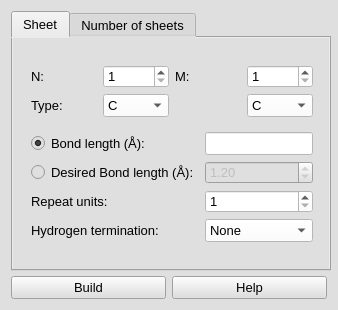
This is furiousatoms/forms/graphene.ui in nasimanousheh/furious-atoms as Qt 5 draws it before an edit. The edited form follows.
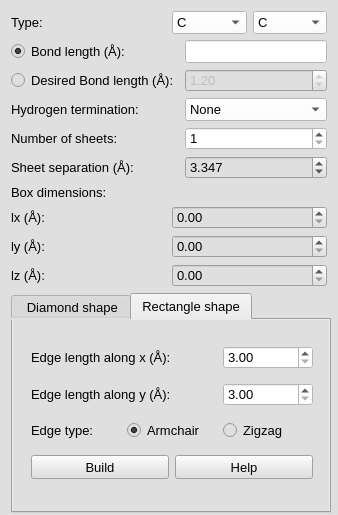
This is the edited form. The open tabs and pages were chosen to show the change.

Commit message: Changed spin to doublespin

Diff of the .ui file:
```diff
--- a/furiousatoms/forms/graphene.ui
+++ b/furiousatoms/forms/graphene.ui
@@ -7,19 +7,25 @@
     <x>0</x>
     <y>0</y>
     <width>338</width>
-    <height>310</height>
+    <height>515</height>
    </rect>
   </property>
   <property name="minimumSize">
    <size>
     <width>338</width>
-    <height>310</height>
+    <height>515</height>
    </size>
   </property>
   <property name="maximumSize">
    <size>
     <width>338</width>
-    <height>310</height>
+    <height>515</height>
+   </size>
+  </property>
+  <property name="sizeIncrement">
+   <size>
+    <width>338</width>
+    <height>515</height>
    </size>
   </property>
   <property name="baseSize">
@@ -39,129 +45,8 @@
   <property name="styleSheet">
    <string notr="true">background-color: rgb(223, 223, 223);</string>
   </property>
-  <layout class="QGridLayout" name="gridLayout_10">
+  <layout class="QGridLayout" name="gridLayout_9">
    <item row="0" column="0">
-    <widget class="QTabWidget" name="tabWidget">
-     <property name="minimumSize">
-      <size>
-       <width>320</width>
-       <height>260</height>
-      </size>
-     </property>
-     <property name="maximumSize">
-      <size>
-       <width>320</width>
-       <height>260</height>
-      </size>
-     </property>
-     <property name="font">
-      <font>
-       <pointsize>10</pointsize>
-      </font>
-     </property>
-     <property name="currentIndex">
-      <number>0</number>
-     </property>
-     <widget class="QWidget" name="tab">
-      <attribute name="title">
-       <string>Sheet</string>
-      </attribute>
-      <layout class="QGridLayout" name="gridLayout_6">
-       <item row="0" column="0">
-        <widget class="QWidget" name="Build_graphen" native="true">
-         <property name="minimumSize">
-          <size>
-           <width>300</width>
-           <height>215</height>
-          </size>
-         </property>
-         <property name="maximumSize">
-          <size>
-           <width>300</width>
-           <height>215</height>
-          </size>
-         </property>
-         <property name="font">
-          <font>
-           <pointsize>10</pointsize>
-          </font>
-         </property>
-         <property name="autoFillBackground">
-          <bool>false</bool>
-         </property>
-         <property name="styleSheet">
-          <string notr="true">background-color: rgb(223, 223, 223);</string>
-         </property>
-         <layout class="QGridLayout" name="gridLayout_3">
-          <item row="0" column="0">
-           <layout class="QGridLayout" name="gridLayout">
-            <item row="0" column="0">
-             <widget class="QLabel" name="label_chirality_N_graphene">
-              <property name="font">
-               <font>
-                <pointsize>10</pointsize>
-               </font>
-              </property>
-              <property name="text">
-               <string>N:</string>
-              </property>
-             </widget>
-            </item>
-            <item row="0" column="1">
-             <widget class="QSpinBox" name="spinBox_chirality_N_graphene">
-              <property name="font">
-               <font>
-                <pointsize>10</pointsize>
-               </font>
-              </property>
-              <property name="styleSheet">
-               <string notr="true">background-color: rgb(255, 255, 255);</string>
-              </property>
-              <property name="minimum">
-               <number>1</number>
-              </property>
-              <property name="maximum">
-               <number>50</number>
-              </property>
-              <property name="value">
-               <number>1</number>
-              </property>
-             </widget>
-            </item>
-            <item row="0" column="2">
-             <widget class="QLabel" name="label_chirality_M_graphene">
-              <property name="font">
-               <font>
-                <pointsize>10</pointsize>
-               </font>
-              </property>
-              <property name="text">
-               <string>M:</string>
-              </property>
-             </widget>
-            </item>
-            <item row="0" column="3">
-             <widget class="QSpinBox" name="spinBox_chirality_M_graphene">
-              <property name="font">
-               <font>
-                <pointsize>10</pointsize>
-               </font>
-              </property>
-              <property name="styleSheet">
-               <string notr="true">background-color: rgb(255, 255, 255);</string>
-              </property>
-              <property name="minimum">
-               <number>1</number>
-              </property>
-              <property name="maximum">
-               <number>50</number>
-              </property>
-              <property name="value">
-               <number>1</number>
-              </property>
-             </widget>
-            </item>
-            <item row="1" column="0">
              <widget class="QLabel" name="label_type_graphene">
               <property name="font">
                <font>
@@ -173,7 +58,7 @@
               </property>
              </widget>
             </item>
-            <item row="1" column="1">
+   <item row="0" column="2">
              <widget class="QComboBox" name="comboBox_type1_graphene">
               <property name="font">
                <font>
@@ -200,7 +85,7 @@
               </item>
              </widget>
             </item>
-            <item row="1" column="3">
+   <item row="0" column="3">
              <widget class="QComboBox" name="comboBox_type2_graphene">
               <property name="font">
                <font>
@@ -232,10 +117,8 @@
               </item>
              </widget>
             </item>
-           </layout>
-          </item>
-          <item row="1" column="0">
-           <layout class="QGridLayout" name="gridLayout_2">
+   <item row="1" column="0" colspan="4">
+    <layout class="QGridLayout" name="gridLayout">
             <item row="0" column="0">
              <widget class="QRadioButton" name="radioButton_bond_length">
               <property name="font">
@@ -251,15 +134,42 @@
               </property>
              </widget>
             </item>
-            <item row="3" column="0">
-             <widget class="QLabel" name="lable_H_termination_graphene">
+     <item row="0" column="1">
+      <widget class="QLineEdit" name="lineEdit_bond_length_graphene">
+       <property name="enabled">
+        <bool>true</bool>
+       </property>
+       <property name="font">
+        <font>
+         <pointsize>10</pointsize>
+        </font>
+       </property>
+       <property name="styleSheet">
+        <string notr="true">background-color: rgb(255, 255, 255);</string>
+       </property>
+       <property name="readOnly">
+        <bool>true</bool>
+       </property>
+       <property name="clearButtonEnabled">
+        <bool>false</bool>
+       </property>
+      </widget>
+     </item>
+     <item row="1" column="0">
+      <widget class="QRadioButton" name="radioButton_desired_bond_length">
               <property name="font">
                <font>
                 <pointsize>10</pointsize>
                </font>
               </property>
               <property name="text">
-               <string>Hydrogen termination:</string>
+        <string>Desired Bond length (Å):</string>
+       </property>
+       <property name="iconSize">
+        <size>
+         <width>10</width>
+         <height>10</height>
+        </size>
               </property>
              </widget>
             </item>
@@ -287,7 +197,19 @@
               </property>
              </widget>
             </item>
-            <item row="3" column="1">
+     <item row="2" column="0">
+      <widget class="QLabel" name="lable_H_termination_graphene">
+       <property name="font">
+        <font>
+         <pointsize>10</pointsize>
+        </font>
+       </property>
+       <property name="text">
+        <string>Hydrogen termination:</string>
+       </property>
+      </widget>
+     </item>
+     <item row="2" column="1">
              <widget class="QComboBox" name="comboBox_H_termination_graphene">
               <property name="font">
                <font>
@@ -309,123 +231,8 @@
               </item>
              </widget>
             </item>
-            <item row="2" column="1">
-             <widget class="QSpinBox" name="spinBox_repeat_units_graphene">
-              <property name="font">
-               <font>
-                <pointsize>10</pointsize>
-               </font>
-              </property>
-              <property name="styleSheet">
-               <string notr="true">background-color: rgb(255, 255, 255);</string>
-              </property>
-              <property name="minimum">
-               <number>1</number>
-              </property>
-              <property name="maximum">
-               <number>50</number>
-              </property>
-             </widget>
-            </item>
-            <item row="2" column="0">
-             <widget class="QLabel" name="label_repeat_units_graphene">
-              <property name="font">
-               <font>
-                <pointsize>10</pointsize>
-               </font>
-              </property>
-              <property name="text">
-               <string>Repeat units:</string>
-              </property>
-             </widget>
-            </item>
-            <item row="1" column="0">
-             <widget class="QRadioButton" name="radioButton_desired_bond_length">
-              <property name="font">
-               <font>
-                <pointsize>10</pointsize>
-               </font>
-              </property>
-              <property name="text">
-               <string>Desired Bond length (Å):</string>
-              </property>
-              <property name="iconSize">
-               <size>
-                <width>10</width>
-                <height>10</height>
-               </size>
-              </property>
-             </widget>
-            </item>
-            <item row="0" column="1">
-             <widget class="QLineEdit" name="lineEdit_bond_length_graphene">
-              <property name="enabled">
-               <bool>true</bool>
-              </property>
-              <property name="font">
-               <font>
-                <pointsize>10</pointsize>
-               </font>
-              </property>
-              <property name="styleSheet">
-               <string notr="true">background-color: rgb(255, 255, 255);</string>
-              </property>
-              <property name="readOnly">
-               <bool>true</bool>
-              </property>
-              <property name="clearButtonEnabled">
-               <bool>false</bool>
-              </property>
-             </widget>
-            </item>
-           </layout>
-          </item>
-         </layout>
-        </widget>
-       </item>
-      </layout>
-     </widget>
-     <widget class="QWidget" name="tab_2">
-      <attribute name="title">
-       <string>Number of sheets</string>
-      </attribute>
-      <widget class="QWidget" name="MWNT" native="true">
-       <property name="geometry">
-        <rect>
-         <x>9</x>
-         <y>9</y>
-         <width>300</width>
-         <height>215</height>
-        </rect>
-       </property>
-       <property name="minimumSize">
-        <size>
-         <width>300</width>
-         <height>215</height>
-        </size>
-       </property>
-       <property name="maximumSize">
-        <size>
-         <width>300</width>
-         <height>215</height>
-        </size>
-       </property>
-       <property name="font">
-        <font>
-         <pointsize>10</pointsize>
-        </font>
-       </property>
-       <property name="autoFillBackground">
-        <bool>false</bool>
-       </property>
-       <property name="styleSheet">
-        <string notr="true"/>
-       </property>
-       <layout class="QGridLayout" name="gridLayout_4">
-        <item row="0" column="0" colspan="2">
-         <layout class="QGridLayout" name="gridLayout_5">
-          <item row="0" column="0">
-           <widget class="QLabel" name="label_num_walls_MWNT">
+     <item row="3" column="0">
+      <widget class="QLabel" name="label_num_walls_MWNT_2">
             <property name="font">
              <font>
               <pointsize>10</pointsize>
@@ -436,7 +243,7 @@
             </property>
            </widget>
           </item>
-          <item row="0" column="1">
+     <item row="3" column="1">
            <widget class="QSpinBox" name="SpinBox_num_sheets">
             <property name="font">
              <font>
@@ -457,8 +264,8 @@
             </property>
            </widget>
           </item>
-          <item row="1" column="0">
-           <widget class="QLabel" name="label_wall_separation_MWNT">
+     <item row="4" column="0">
+      <widget class="QLabel" name="label_wall_separation_MWNT_2">
             <property name="font">
              <font>
               <pointsize>10</pointsize>
@@ -469,8 +276,13 @@
             </property>
            </widget>
           </item>
-          <item row="1" column="1">
+     <item row="4" column="1">
            <widget class="QDoubleSpinBox" name="SpinBox_sheet_sep">
+       <property name="font">
+        <font>
+         <pointsize>10</pointsize>
+        </font>
+       </property>
             <property name="decimals">
              <number>3</number>
             </property>
@@ -490,7 +302,7 @@
           </item>
          </layout>
         </item>
-        <item row="1" column="0">
+   <item row="2" column="1">
          <spacer name="verticalSpacer">
           <property name="orientation">
            <enum>Qt::Vertical</enum>
@@ -503,8 +315,8 @@
           </property>
          </spacer>
         </item>
-        <item row="2" column="0">
-         <widget class="QLabel" name="label">
+   <item row="3" column="0" colspan="2">
+    <widget class="QLabel" name="label_2">
           <property name="font">
            <font>
             <pointsize>10</pointsize>
@@ -515,7 +327,9 @@
           </property>
          </widget>
         </item>
-        <item row="3" column="0">
+   <item row="4" column="0" colspan="4">
+    <layout class="QGridLayout" name="gridLayout_5">
+     <item row="0" column="0">
          <widget class="QLabel" name="label_lx">
           <property name="font">
            <font>
@@ -523,11 +337,11 @@
            </font>
           </property>
           <property name="text">
-           <string>lx (A):                                   </string>
+        <string>lx (Å):                                </string>
           </property>
          </widget>
         </item>
-        <item row="3" column="1">
+     <item row="0" column="1">
          <widget class="QDoubleSpinBox" name="SpinBox_lx">
           <property name="font">
            <font>
@@ -542,7 +356,7 @@
           </property>
          </widget>
         </item>
-        <item row="4" column="0">
+     <item row="1" column="0">
          <widget class="QLabel" name="label_ly">
           <property name="font">
            <font>
@@ -550,11 +364,11 @@
            </font>
           </property>
           <property name="text">
-           <string>ly (A):                           </string>
+        <string>ly (Å):</string>
           </property>
          </widget>
         </item>
-        <item row="4" column="1">
+     <item row="1" column="1">
          <widget class="QDoubleSpinBox" name="SpinBox_ly">
           <property name="font">
            <font>
@@ -569,7 +383,7 @@
           </property>
          </widget>
         </item>
-        <item row="5" column="0">
+     <item row="2" column="0">
          <widget class="QLabel" name="label_lz">
           <property name="font">
            <font>
@@ -577,11 +391,11 @@
            </font>
           </property>
           <property name="text">
-           <string>lz (A):                             </string>
+        <string>lz (Å):</string>
           </property>
          </widget>
         </item>
-        <item row="5" column="1">
+     <item row="2" column="1">
          <widget class="QDoubleSpinBox" name="SpinBox_lz">
           <property name="font">
            <font>
@@ -597,14 +411,232 @@
          </widget>
         </item>
        </layout>
-      </widget>
-     </widget>
+   </item>
+   <item row="5" column="0" colspan="4">
+    <widget class="QTabWidget" name="tabWidget_graphene_shape">
+     <property name="minimumSize">
+      <size>
+       <width>320</width>
+       <height>220</height>
+      </size>
+     </property>
+     <property name="maximumSize">
+      <size>
+       <width>320</width>
+       <height>220</height>
+      </size>
+     </property>
+     <property name="sizeIncrement">
+      <size>
+       <width>320</width>
+       <height>220</height>
+      </size>
+     </property>
+     <property name="baseSize">
+      <size>
+       <width>320</width>
+       <height>220</height>
+      </size>
+     </property>
+     <property name="font">
+      <font>
+       <pointsize>10</pointsize>
+      </font>
+     </property>
+     <property name="currentIndex">
+      <number>0</number>
+     </property>
+     <widget class="QWidget" name="tab">
+      <attribute name="title">
+       <string> Diamond shape</string>
+      </attribute>
+      <layout class="QGridLayout" name="gridLayout_6">
+       <item row="0" column="0">
+        <widget class="QWidget" name="Build_graphen_3" native="true">
+         <property name="minimumSize">
+          <size>
+           <width>300</width>
+           <height>170</height>
+          </size>
+         </property>
+         <property name="maximumSize">
+          <size>
+           <width>300</width>
+           <height>170</height>
+          </size>
+         </property>
+         <property name="sizeIncrement">
+          <size>
+           <width>300</width>
+           <height>170</height>
+          </size>
+         </property>
+         <property name="baseSize">
+          <size>
+           <width>300</width>
+           <height>170</height>
+          </size>
+         </property>
+         <property name="font">
+          <font>
+           <pointsize>10</pointsize>
+          </font>
+         </property>
+         <property name="autoFillBackground">
+          <bool>false</bool>
+         </property>
+         <property name="styleSheet">
+          <string notr="true">background-color: rgb(223, 223, 223);</string>
+         </property>
+         <layout class="QGridLayout" name="gridLayout_8">
+          <item row="0" column="0">
+           <widget class="QLabel" name="label_chirality_N_graphene">
+            <property name="font">
+             <font>
+              <pointsize>10</pointsize>
+             </font>
+            </property>
+            <property name="text">
+             <string>Chiral index n:                          </string>
+            </property>
+           </widget>
+          </item>
+          <item row="0" column="1">
+           <widget class="QSpinBox" name="spinBox_chirality_N_graphene">
+            <property name="font">
+             <font>
+              <pointsize>10</pointsize>
+             </font>
+            </property>
+            <property name="styleSheet">
+             <string notr="true">background-color: rgb(255, 255, 255);</string>
+            </property>
+            <property name="minimum">
+             <number>1</number>
+            </property>
+            <property name="maximum">
+             <number>50</number>
+            </property>
+            <property name="value">
+             <number>1</number>
+            </property>
     </widget>
    </item>
    <item row="1" column="0">
-    <layout class="QGridLayout" name="gridLayout_9">
+           <widget class="QLabel" name="label_chirality_M_graphene">
+            <property name="font">
+             <font>
+              <pointsize>10</pointsize>
+             </font>
+            </property>
+            <property name="text">
+             <string>Chiral index m:                        </string>
+            </property>
+           </widget>
+          </item>
+          <item row="1" column="1">
+           <widget class="QSpinBox" name="spinBox_chirality_M_graphene">
+            <property name="font">
+             <font>
+              <pointsize>10</pointsize>
+             </font>
+            </property>
+            <property name="styleSheet">
+             <string notr="true">background-color: rgb(255, 255, 255);</string>
+            </property>
+            <property name="minimum">
+             <number>1</number>
+            </property>
+            <property name="maximum">
+             <number>50</number>
+            </property>
+            <property name="value">
+             <number>1</number>
+            </property>
+           </widget>
+          </item>
+          <item row="2" column="0">
+           <widget class="QLabel" name="label_repeat_units_graphene">
+            <property name="font">
+             <font>
+              <pointsize>10</pointsize>
+             </font>
+            </property>
+            <property name="text">
+             <string>Repeat units:                    </string>
+            </property>
+           </widget>
+          </item>
+          <item row="2" column="1">
+           <widget class="QSpinBox" name="spinBox_repeat_units_graphene">
+            <property name="font">
+             <font>
+              <pointsize>10</pointsize>
+             </font>
+            </property>
+            <property name="styleSheet">
+             <string notr="true">background-color: rgb(255, 255, 255);</string>
+            </property>
+            <property name="minimum">
+             <number>1</number>
+            </property>
+            <property name="maximum">
+             <number>50</number>
+            </property>
+           </widget>
+          </item>
+          <item row="3" column="0" colspan="2">
+           <layout class="QGridLayout" name="gridLayout_2">
+            <item row="0" column="0">
+             <widget class="QPushButton" name="pushButton_build_graphene_1">
+              <property name="minimumSize">
+               <size>
+                <width>138</width>
+                <height>24</height>
+               </size>
+              </property>
+              <property name="maximumSize">
+               <size>
+                <width>138</width>
+                <height>24</height>
+               </size>
+              </property>
+              <property name="baseSize">
+               <size>
+                <width>0</width>
+                <height>0</height>
+               </size>
+              </property>
+              <property name="font">
+               <font>
+                <pointsize>10</pointsize>
+               </font>
+              </property>
+              <property name="text">
+               <string>Build</string>
+              </property>
+             </widget>
+            </item>
      <item row="0" column="1">
-      <widget class="QPushButton" name="pushButton_help_build_graphene">
+             <widget class="QPushButton" name="pushButton_help_build_graphene_1">
+              <property name="minimumSize">
+               <size>
+                <width>138</width>
+                <height>24</height>
+               </size>
+              </property>
+              <property name="maximumSize">
+               <size>
+                <width>138</width>
+                <height>24</height>
+               </size>
+              </property>
+              <property name="baseSize">
+               <size>
+                <width>0</width>
+                <height>0</height>
+               </size>
+              </property>
        <property name="font">
         <font>
          <pointsize>10</pointsize>
@@ -615,8 +647,193 @@
        </property>
       </widget>
      </item>
+           </layout>
+          </item>
+         </layout>
+        </widget>
+       </item>
+      </layout>
+     </widget>
+     <widget class="QWidget" name="tab_2">
+      <attribute name="title">
+       <string>Rectangle shape</string>
+      </attribute>
+      <layout class="QGridLayout" name="gridLayout_4">
+       <item row="2" column="0">
+        <spacer name="verticalSpacer_3">
+         <property name="orientation">
+          <enum>Qt::Vertical</enum>
+         </property>
+         <property name="sizeHint" stdset="0">
+          <size>
+           <width>20</width>
+           <height>40</height>
+          </size>
+         </property>
+        </spacer>
+       </item>
+       <item row="1" column="0">
+        <widget class="QWidget" name="Build_graphen_2" native="true">
+         <property name="minimumSize">
+          <size>
+           <width>300</width>
+           <height>170</height>
+          </size>
+         </property>
+         <property name="maximumSize">
+          <size>
+           <width>300</width>
+           <height>170</height>
+          </size>
+         </property>
+         <property name="sizeIncrement">
+          <size>
+           <width>300</width>
+           <height>170</height>
+          </size>
+         </property>
+         <property name="baseSize">
+          <size>
+           <width>300</width>
+           <height>170</height>
+          </size>
+         </property>
+         <property name="font">
+          <font>
+           <pointsize>10</pointsize>
+          </font>
+         </property>
+         <property name="autoFillBackground">
+          <bool>false</bool>
+         </property>
+         <property name="styleSheet">
+          <string notr="true">background-color: rgb(223, 223, 223);</string>
+         </property>
+         <layout class="QGridLayout" name="gridLayout_7">
+          <item row="0" column="0" colspan="2">
+           <widget class="QLabel" name="label_chirality_N_graphene_2">
+            <property name="font">
+             <font>
+              <pointsize>10</pointsize>
+             </font>
+            </property>
+            <property name="text">
+             <string>Edge length along x (Å):</string>
+            </property>
+           </widget>
+          </item>
+          <item row="0" column="2">
+           <widget class="QDoubleSpinBox" name="doubleSpinBox_unitcell_along_x">
+            <property name="font">
+             <font>
+              <pointsize>10</pointsize>
+             </font>
+            </property>
+            <property name="styleSheet">
+             <string notr="true">background-color: rgb(255, 255, 255);</string>
+            </property>
+            <property name="minimum">
+             <double>3.000000000000000</double>
+            </property>
+            <property name="maximum">
+             <double>200.000000000000000</double>
+            </property>
+           </widget>
+          </item>
+          <item row="1" column="0" colspan="2">
+           <widget class="QLabel" name="label_chirality_M_graphene_2">
+            <property name="font">
+             <font>
+              <pointsize>10</pointsize>
+             </font>
+            </property>
+            <property name="text">
+             <string>Edge length along y (Å):</string>
+            </property>
+           </widget>
+          </item>
+          <item row="1" column="2">
+           <widget class="QDoubleSpinBox" name="doubleSpinBox_unitcell_along_y">
+            <property name="font">
+             <font>
+              <pointsize>10</pointsize>
+             </font>
+            </property>
+            <property name="styleSheet">
+             <string notr="true">background-color: rgb(255, 255, 255);</string>
+            </property>
+            <property name="minimum">
+             <double>3.000000000000000</double>
+            </property>
+            <property name="maximum">
+             <double>200.000000000000000</double>
+            </property>
+           </widget>
+          </item>
+          <item row="2" column="0">
+           <widget class="QLabel" name="label_edge_type">
+            <property name="font">
+             <font>
+              <pointsize>10</pointsize>
+             </font>
+            </property>
+            <property name="text">
+             <string>Edge type:</string>
+            </property>
+           </widget>
+          </item>
+          <item row="2" column="1">
+           <widget class="QRadioButton" name="radioButton_armchair">
+            <property name="font">
+             <font>
+              <pointsize>10</pointsize>
+             </font>
+            </property>
+            <property name="text">
+             <string>Armchair</string>
+            </property>
+            <property name="checked">
+             <bool>true</bool>
+            </property>
+           </widget>
+          </item>
+          <item row="2" column="2">
+           <widget class="QRadioButton" name="radioButton_zigzag">
+            <property name="font">
+             <font>
+              <pointsize>10</pointsize>
+             </font>
+            </property>
+            <property name="text">
+             <string>Zigzag</string>
+            </property>
+            <property name="checked">
+             <bool>false</bool>
+            </property>
+           </widget>
+          </item>
+          <item row="3" column="0" colspan="3">
+           <layout class="QGridLayout" name="gridLayout_3">
      <item row="0" column="0">
       <widget class="QPushButton" name="pushButton_build_graphene_2">
+              <property name="minimumSize">
+               <size>
+                <width>138</width>
+                <height>24</height>
+               </size>
+              </property>
+              <property name="maximumSize">
+               <size>
+                <width>138</width>
+                <height>24</height>
+               </size>
+              </property>
+              <property name="baseSize">
+               <size>
+                <width>0</width>
+                <height>0</height>
+               </size>
+              </property>
        <property name="font">
         <font>
          <pointsize>10</pointsize>
@@ -627,7 +844,44 @@
        </property>
       </widget>
      </item>
-    </layout>
+            <item row="0" column="1">
+             <widget class="QPushButton" name="pushButton_help_build_graphene_2">
+              <property name="minimumSize">
+               <size>
+                <width>138</width>
+                <height>24</height>
+               </size>
+              </property>
+              <property name="maximumSize">
+               <size>
+                <width>138</width>
+                <height>24</height>
+               </size>
+              </property>
+              <property name="baseSize">
+               <size>
+                <width>0</width>
+                <height>0</height>
+               </size>
+              </property>
+              <property name="font">
+               <font>
+                <pointsize>10</pointsize>
+               </font>
+              </property>
+              <property name="text">
+               <string>Help</string>
+              </property>
+             </widget>
+            </item>
+           </layout>
+          </item>
+         </layout>
+        </widget>
+       </item>
+      </layout>
+     </widget>
+    </widget>
    </item>
   </layout>
  </widget>
```
Left out of the diff: 2 changed lines with no effect on the pictures. Lines whose indentation alone changed are shown as unchanged.
